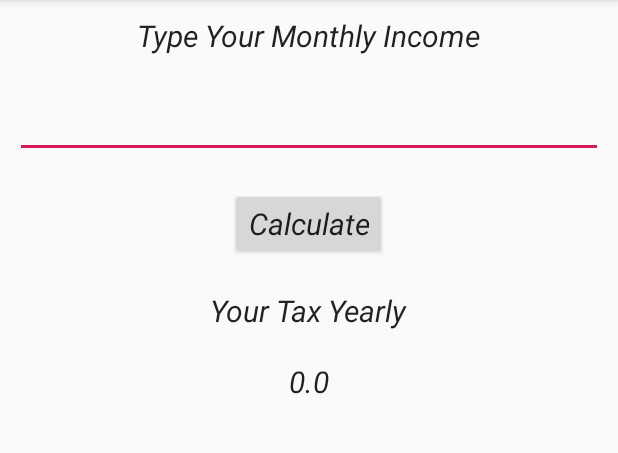
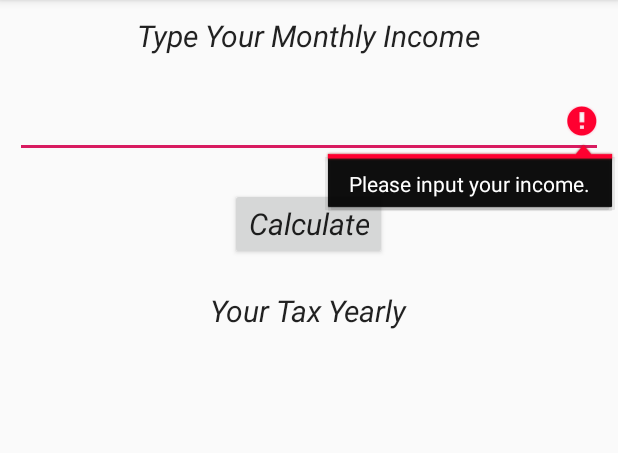
Before and after one commit to UshanShakya/TaxCal_Ushan, an Android app: the screen it shows after launch (MainActivity), after a tap on "Calculate", on a phone screen of 412 x 824 dp, the part 84-537 px from its top. Run offline under Robolectric (Android 15) with nearby library versions, the phone set to English and light mode, and no system bars.

Commit message:
This is third commit.

```diff
--- a/app/src/main/java/com/example/tax_ushan/MainActivity.java
+++ b/app/src/main/java/com/example/tax_ushan/MainActivity.java
@@ -3,6 +3,7 @@ package com.example.tax_ushan;
 import android.content.Context;
 import android.support.v7.app.AppCompatActivity;
 import android.os.Bundle;
+import android.text.TextUtils;
 import android.view.View;
 import android.view.inputmethod.InputMethodManager;
 import android.widget.Button;
@@ -29,8 +30,14 @@ public class MainActivity extends AppCompatActivity {
             @Override
             public void onClick(View v) {
                 double income, tax;
+                if(TextUtils.isEmpty(etIncome.getText().toString())){
+                    etIncome.setError("Please input your income.");
+                    return;
+
+                }
 
                 income = Integer.parseInt(etIncome.getText().toString()) *12;
+
 
                 TaxCalculator taxCalculator= new TaxCalculator(income);
                 tax= taxCalculator.Tax();
```
